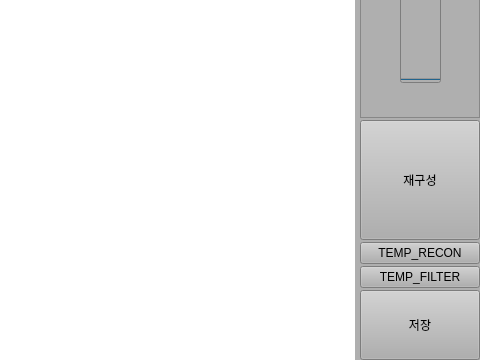
AndaCondaa/Dental_Imaging_SW_System, file Project/src/imaging/ImagingSW/imagingmanager.ui: the form before one commit; both pictures show x 520 to 1000 and y 268 to 628 of the 1000 by 628 pixel window.
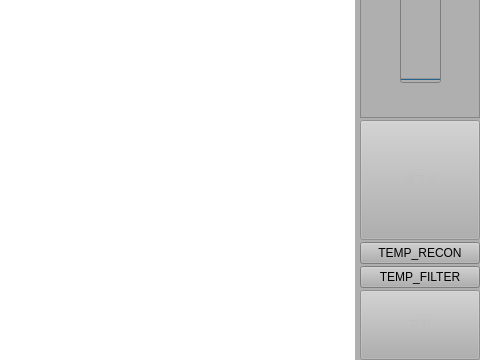
The form after the commit.

```diff
--- a/Project/src/imaging/ImagingSW/imagingmanager.ui
+++ b/Project/src/imaging/ImagingSW/imagingmanager.ui
@@ -152,7 +152,7 @@
          <item>
           <widget class="QPushButton" name="reconButton">
            <property name="enabled">
-            <bool>true</bool>
+            <bool>false</bool>
            </property>
            <property name="sizePolicy">
             <sizepolicy hsizetype="Preferred" vsizetype="Preferred">
@@ -188,7 +188,7 @@
          <item>
           <widget class="QPushButton" name="saveButton">
            <property name="enabled">
-            <bool>true</bool>
+            <bool>false</bool>
            </property>
            <property name="minimumSize">
             <size>
```
